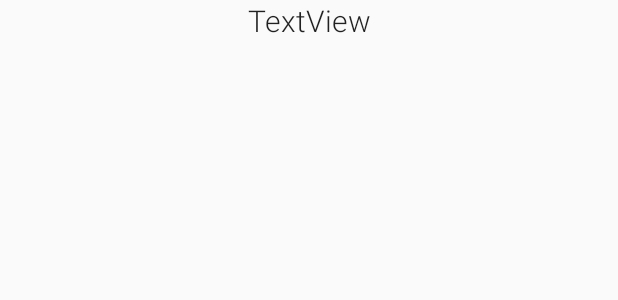
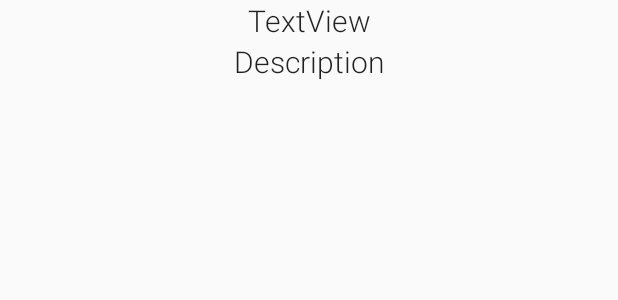
Before and after one commit to DIS17JTH/ledControllerProject, an Android app: the layout activity_mode_settings.xml on its own in the app's theme, with its tools: preview values and no code run, on a phone screen of 412 x 824 dp. Shown: the top 300 px of the screen. Run offline under Robolectric (Android 15) with nearby library versions, the phone set to English and light mode, and no system bars.

Commit message:
A: Added; default modes, listView for Settings not yet displayed.

```diff
--- a/app/src/main/AndroidManifest.xml
+++ b/app/src/main/AndroidManifest.xml
@@ -6,8 +6,8 @@
     <uses-permission android:name="android.permission.READ_PROFILE" />
     <uses-permission android:name="android.permission.READ_CONTACTS" />
     <uses-permission android:name="android.permission.INTERNET" />
-    <uses-permission android:name="android.permission.ACCESS_WIFI_STATE"/>
-    <uses-permission android:name="android.permission.MODIFY_AUDIO_SETTINGS"/>
+    <!--<uses-permission android:name="android.permission.ACCESS_WIFI_STATE"/>
+    <uses-permission android:name="android.permission.MODIFY_AUDIO_SETTINGS"/>-->
 
     <application
         android:allowBackup="true"
--- a/app/src/main/res/layout/activity_mode_settings.xml
+++ b/app/src/main/res/layout/activity_mode_settings.xml
@@ -1,12 +1,24 @@
 <?xml version="1.0" encoding="utf-8"?>
 <LinearLayout xmlns:android="http://schemas.android.com/apk/res/android"
+    android:orientation="vertical"
     android:layout_width="match_parent"
     android:layout_height="match_parent">
 
     <TextView
-        android:id="@+id/t_m_s_title"
-        android:layout_width="wrap_content"
+        android:id="@+id/t_mS_title"
+        android:layout_width="match_parent"
         android:layout_height="wrap_content"
-        android:layout_weight="1"
         android:text="TextView" />
+
+    <TextView
+        android:id="@+id/t_mS_description"
+        android:layout_width="match_parent"
+        android:layout_height="wrap_content"
+        android:text="Description" />
+
+    <ListView
+        android:id="@+id/listView_modeS_dynamic"
+        android:layout_width="match_parent"
+        android:layout_height="match_parent" />
+
 </LinearLayout>
```
Also changed, not shown: app/src/main/java/se/ju/students/malu1798/ledcontrollerproject/Mode.java (+12 -6 lines), app/src/main/java/se/ju/students/malu1798/ledcontrollerproject/ModeActivity.java (+12 -12 lines), app/src/main/java/se/ju/students/malu1798/ledcontrollerproject/ModeSettingsActivity.java (+52 -4 lines), app/src/main/java/se/ju/students/malu1798/ledcontrollerproject/PickColorActivity.java (+61 -32 lines), app/src/main/java/se/ju/students/malu1798/ledcontrollerproject/Profile.java (+13 -1 lines), app/src/main/java/se/ju/students/malu1798/ledcontrollerproject/Setting.java (+12 -3 lines).
